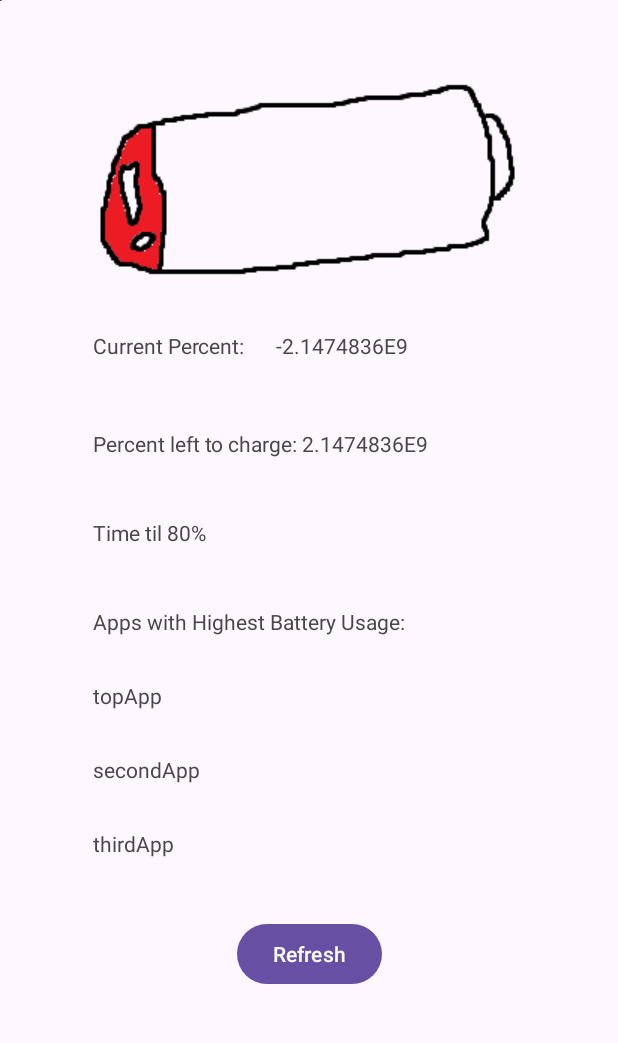
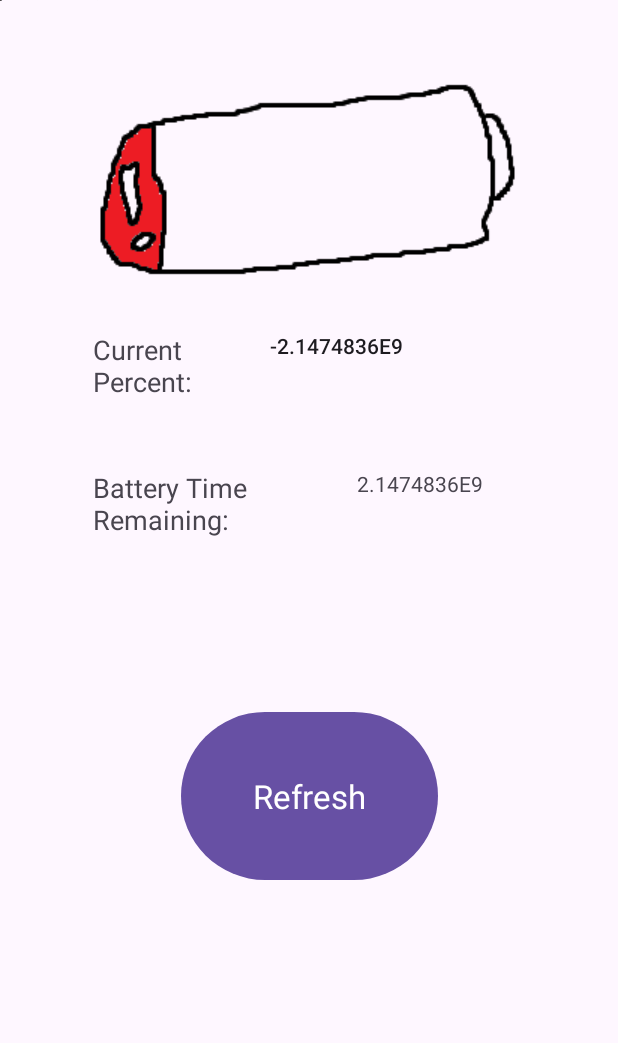
Before and after one commit to hexactinal/imposters, an Android app: the screen it shows after launch (MainActivity), on a phone screen of 412 x 824 dp, the part 80-1123 px from its top. Run offline under Robolectric (Android 15) with nearby library versions, the phone set to English and light mode, and no system bars; 5 statements that could not run were skipped.

Commit message:
cleaned up the layout

```diff
--- a/app/src/main/java/com/example/imposters/MainActivity.java
+++ b/app/src/main/java/com/example/imposters/MainActivity.java
@@ -117,7 +117,7 @@ public class MainActivity extends AppCompatActivity {
 
     //Function to display the battery time remaining for the device
     private void displayTime(float batteryPct) {
-        TextView timeText = (TextView) findViewById(R.id.textView);
+        TextView timeText = (TextView) findViewById(R.id.remainingPercentOutput);
         // Calculate remaining time for full charge
         //int timeRemaining = (int) ((scale * (1 - batteryPct)) / (level / 1000f));
         //Discharging Time=Battery Capacity*Battery Volt/Device Watt.
@@ -145,7 +145,7 @@ public class MainActivity extends AppCompatActivity {
 //                timeText.setText("Battery Charged Fully");
 //            }
 //        }
-        timeText.setText("Percent left to charge: " + (100.0f - batteryPct));
+        timeText.setText(Float.toString(100.0f - batteryPct));
     }
 
 
--- a/app/src/main/res/layout/activity_main.xml
+++ b/app/src/main/res/layout/activity_main.xml
@@ -48,10 +48,11 @@
 
         <TextView
             android:id="@+id/percentLabel"
-            android:layout_width="122dp"
-            android:layout_height="25dp"
+            android:layout_width="118dp"
+            android:layout_height="52dp"
             android:layout_marginTop="20dp"
             android:text="@string/current_percent"
+            android:textAppearance="@style/TextAppearance.AppCompat.Medium"
             app:layout_constraintStart_toStartOf="@+id/imageView2"
             app:layout_constraintTop_toBottomOf="@+id/imageView2"
             tools:ignore="TextSizeCheck" />
@@ -62,85 +63,41 @@
             android:layout_height="wrap_content"
             android:layout_marginTop="20dp"
             android:text="@string/textview"
+            android:textAppearance="@style/TextAppearance.AppCompat.Body2"
             app:layout_constraintStart_toEndOf="@+id/percentLabel"
             app:layout_constraintTop_toBottomOf="@+id/imageView2" />
 
         <TextView
             android:id="@+id/textView"
-            android:layout_width="wrap_content"
-            android:layout_height="wrap_content"
+            android:layout_width="176dp"
+            android:layout_height="58dp"
             android:layout_marginTop="40dp"
             android:text="@string/battery_time_remaining"
+            android:textAppearance="@style/TextAppearance.AppCompat.Medium"
             app:layout_constraintEnd_toEndOf="parent"
             app:layout_constraintHorizontal_bias="0.0"
             app:layout_constraintStart_toStartOf="@+id/percentLabel"
             app:layout_constraintTop_toBottomOf="@+id/percentLabel" />
 
         <TextView
-            android:id="@+id/textView2"
+            android:id="@+id/remainingPercentOutput"
             android:layout_width="wrap_content"
             android:layout_height="wrap_content"
+            android:text=""
             android:layout_marginTop="40dp"
-            android:text="@string/time_til_80"
-            app:layout_constraintEnd_toEndOf="parent"
-            app:layout_constraintHorizontal_bias="0.0"
-            app:layout_constraintStart_toStartOf="@+id/textView"
-            app:layout_constraintTop_toBottomOf="@+id/textView" />
-
-        <TextView
-            android:id="@+id/textView3"
-            android:layout_width="wrap_content"
-            android:layout_height="wrap_content"
-            android:layout_marginTop="40dp"
-            android:text="@string/apps_with_highest_battery_usage"
-            app:layout_constraintEnd_toEndOf="parent"
-            app:layout_constraintHorizontal_bias="0.0"
-            app:layout_constraintStart_toStartOf="@+id/textView2"
-            app:layout_constraintTop_toBottomOf="@+id/textView2" />
-
-        <TextView
-            android:id="@+id/textView5"
-            android:layout_width="wrap_content"
-            android:layout_height="wrap_content"
-            android:layout_marginTop="30dp"
-            android:text="@string/topapp"
-            app:layout_constraintEnd_toEndOf="parent"
-            app:layout_constraintHorizontal_bias="0.0"
-            app:layout_constraintStart_toStartOf="@+id/textView3"
-            app:layout_constraintTop_toBottomOf="@+id/textView3" />
-
-        <TextView
-            android:id="@+id/textView6"
-            android:layout_width="wrap_content"
-            android:layout_height="wrap_content"
-            android:layout_marginTop="30dp"
-            android:text="@string/secondapp"
-            app:layout_constraintEnd_toEndOf="parent"
-            app:layout_constraintHorizontal_bias="0.0"
-            app:layout_constraintStart_toStartOf="@+id/textView3"
-            app:layout_constraintTop_toBottomOf="@+id/textView5" />
-
-        <TextView
-            android:id="@+id/textView7"
-            android:layout_width="wrap_content"
-            android:layout_height="wrap_content"
-            android:layout_marginTop="30dp"
-            android:text="@string/thirdapp"
-            app:layout_constraintEnd_toEndOf="parent"
-            app:layout_constraintHorizontal_bias="0.0"
-            app:layout_constraintStart_toStartOf="@+id/textView6"
-            app:layout_constraintTop_toBottomOf="@+id/textView6" />
+            app:layout_constraintStart_toEndOf="@+id/textView"
+            app:layout_constraintTop_toBottomOf="@+id/percentLabel" />
 
         <Button
             android:id="@+id/refreshButton"
-            android:layout_width="wrap_content"
-            android:layout_height="wrap_content"
-            android:layout_marginTop="40dp"
+            android:layout_width="171dp"
+            android:layout_height="120dp"
+            android:layout_marginTop="100dp"
             android:text="@string/refresh"
+            android:textAppearance="@style/TextAppearance.AppCompat.Large"
             app:layout_constraintEnd_toEndOf="parent"
-            app:layout_constraintHorizontal_bias="0.5"
             app:layout_constraintStart_toStartOf="parent"
-            app:layout_constraintTop_toBottomOf="@+id/textView7" />
+            app:layout_constraintTop_toBottomOf="@+id/textView" />
 
     </androidx.constraintlayout.widget.ConstraintLayout>
 
```
